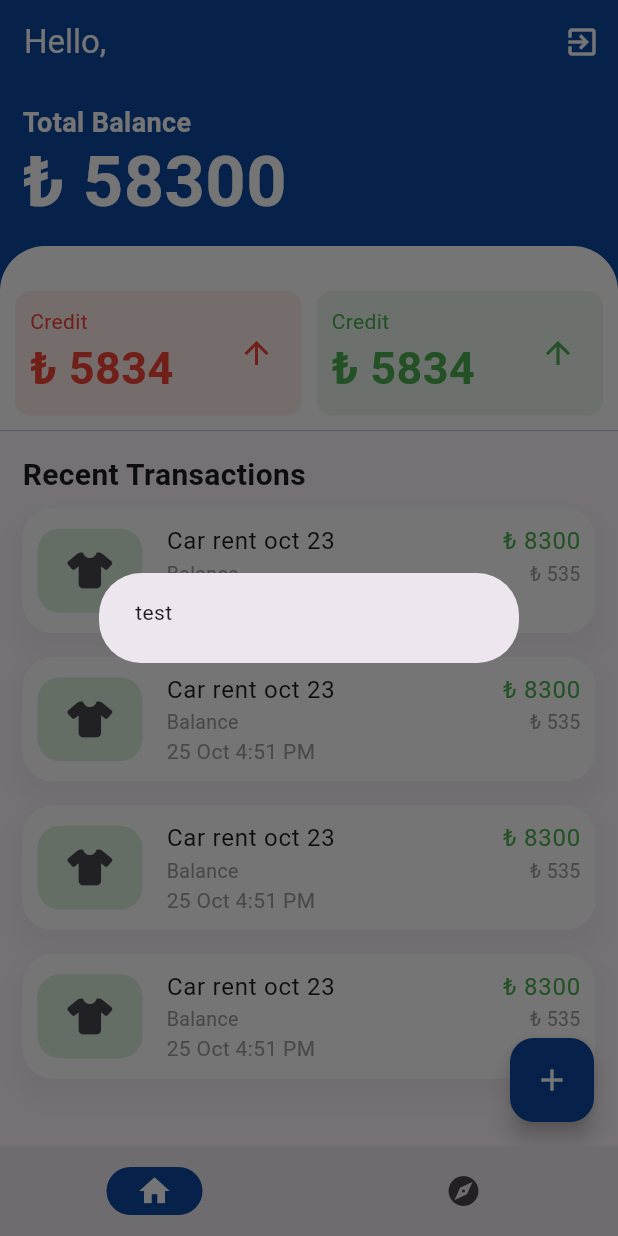
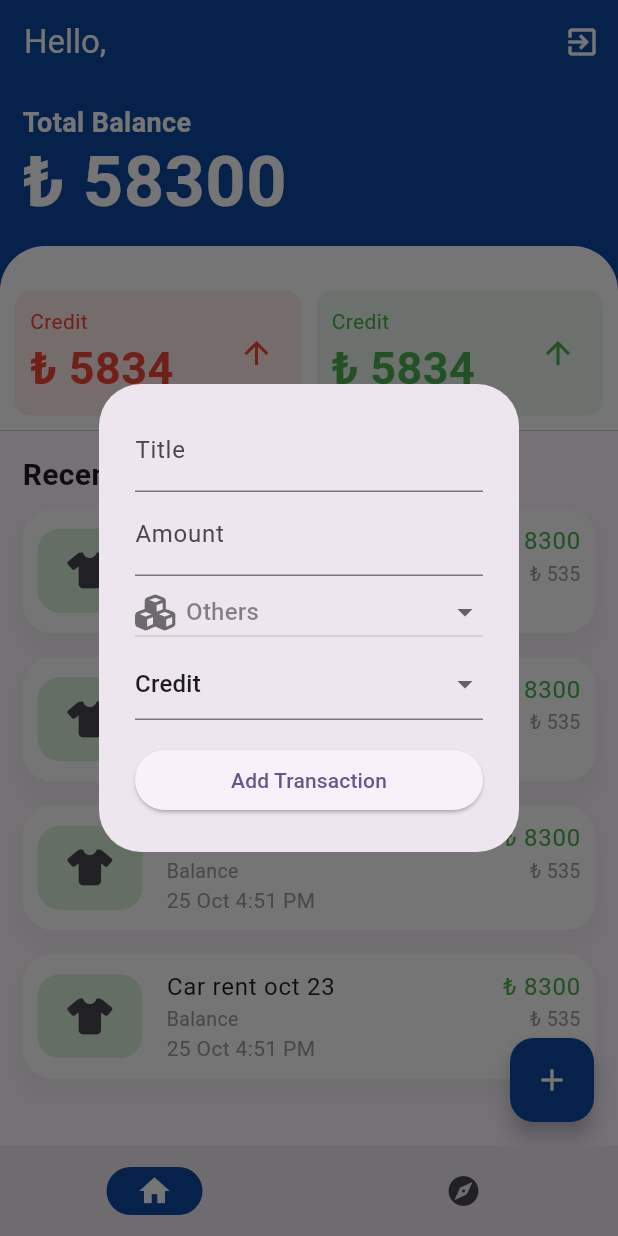
Before and after one commit to nilaybesli/budget_tracker, a Flutter app: the screen it shows once a user with an empty profile is signed in, after a tap on the "add" icon, on a phone screen of 412 x 824 dp. Run offline on Flutter 3.47's test engine with Material 3 defaults, Android fonts, the phone set to English and light mode, and no system bars; our stand-ins replace firebase_auth, firebase_core, font_awesome_flutter; accounts and stored records are empty.

Commit message:
added transaction form

```diff
--- a/lib/screens/home_screen.dart
+++ b/lib/screens/home_screen.dart
@@ -1,3 +1,4 @@
+import 'package:budget_tracker/widgets/add_transaction_form.dart';
 import 'package:budget_tracker/widgets/transaction_cards.dart';
 import 'package:firebase_auth/firebase_auth.dart';
 import 'package:flutter/material.dart';
@@ -32,7 +33,7 @@ class _HomeScreenState extends State<HomeScreen> {
         context: context,
         builder: (context) {
           return AlertDialog(
-            content: Text("test"),
+            content: AddTransactionForm(),
           );
         });
   }
--- a/lib/screens/login_screen.dart
+++ b/lib/screens/login_screen.dart
@@ -70,6 +70,7 @@ class _LoginScreenState extends State<LoginScreen> {
                   TextFormField(
                     controller: _emailController,
                     style: const TextStyle(color: Colors.white),
+                    autovalidateMode: AutovalidateMode.onUserInteraction,
                     decoration: _buildInputDecoration("Email", Icons.email),
                     validator: appValidator.validateEmail,
                   ),
--- a/lib/utils/appvalidator.dart
+++ b/lib/utils/appvalidator.dart
@@ -33,4 +33,10 @@ class AppValidator {
     }
     return null;
   }
+  String? isEmptyCheck(value) {
+    if (value!.isEmpty) {
+      return 'Please fill the details';
+    }
+    return null;
+  }
 }
--- /dev/null
+++ b/lib/widgets/add_transaction_form.dart
@@ -0,0 +1,98 @@
+import 'package:budget_tracker/widgets/category_dropdown.dart';
+import 'package:flutter/material.dart';
+
+import '../utils/appvalidator.dart';
+
+class AddTransactionForm extends StatefulWidget {
+  const AddTransactionForm({super.key});
+
+  @override
+  State<AddTransactionForm> createState() => _AddTransactionFormState();
+}
+
+class _AddTransactionFormState extends State<AddTransactionForm> {
+  var type = "credit";
+  var category = "Others";
+
+  final GlobalKey<FormState> _formKey = GlobalKey<FormState>();
+  var isLoader = false;
+  var appValidator = AppValidator();
+
+  Future<void> _submitForm() async {
+    if (_formKey.currentState!.validate()) {
+      setState(() {
+        isLoader = true;
+      });
+
+      setState(() {
+        isLoader = false;
+      });
+    }
+  }
+
+  @override
+  Widget build(BuildContext context) {
+    return SingleChildScrollView(
+      child: Form(
+        key: _formKey,
+        child: Column(
+          crossAxisAlignment: CrossAxisAlignment.stretch,
+          children: [
+            TextFormField(
+              autovalidateMode: AutovalidateMode.onUserInteraction,
+              validator: appValidator.isEmptyCheck,
+              decoration: InputDecoration(labelText: 'Title'),
+            ),
+            TextFormField(
+              validator: appValidator.isEmptyCheck,
+              autovalidateMode: AutovalidateMode.onUserInteraction,
+              keyboardType: TextInputType.number,
+              decoration: InputDecoration(labelText: 'Amount'),
+            ),
+            CategoryDropDown(
+              cattype: category,
+              onChanged: (String? value) {
+                if (value != null) {
+                  setState(() {
+                    category = value;
+                  });
+                }
+              },
+            ),
+            DropdownButtonFormField(
+                value: 'credit',
+                items: [
+                  DropdownMenuItem(
+                    child: Text("Credit"),
+                    value: 'credit',
+                  ),
+                  DropdownMenuItem(
+                    child: Text("Debit"),
+                    value: 'debit',
+                  )
+                ],
+                onChanged: (value) {
+                  if (value != null) {
+                    setState(() {
+                      type = value;
+                    });
+                  }
+                }),
+            SizedBox(
+              height: 16,
+            ),
+            ElevatedButton(
+                onPressed: () {
+                  if (isLoader == false) {
+                    _submitForm();
+                  }
+                },
+                child: isLoader
+                    ? Center(child: CircularProgressIndicator())
+                    : Text("Add Transaction"))
+          ],
+        ),
+      ),
+    );
+  }
+}
--- /dev/null
+++ b/lib/widgets/category_dropdown.dart
@@ -0,0 +1,39 @@
+import 'package:flutter/material.dart';
+
+import '../utils/icons_list.dart';
+
+class CategoryDropDown extends StatelessWidget {
+  CategoryDropDown({super.key, this.cattype, required this.onChanged});
+
+  final String? cattype;
+  final ValueChanged<String?> onChanged;
+  var appIcons = AppIcons();
+
+  @override
+  Widget build(BuildContext context) {
+    return DropdownButton<String>(
+        value: cattype,
+        isExpanded: true,
+        hint: Text("Select category"),
+        items: appIcons.homeExpensesCategories
+            .map((e) => DropdownMenuItem<String>(
+                value: e['name'],
+                child: Row(
+                  children: [
+                    Icon(
+                      e['icon'],
+                      color: Colors.black54,
+                    ),
+                    SizedBox(width: 10,),
+
+                    Text(
+                      e['name'],
+                      style: TextStyle(color: Colors.black45),
+                    ),
+                  ],
+                )))
+            .toList(),
+
+        onChanged: onChanged);
+  }
+}
```
